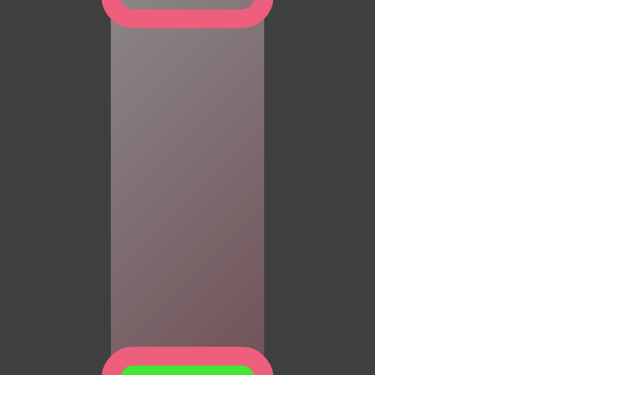
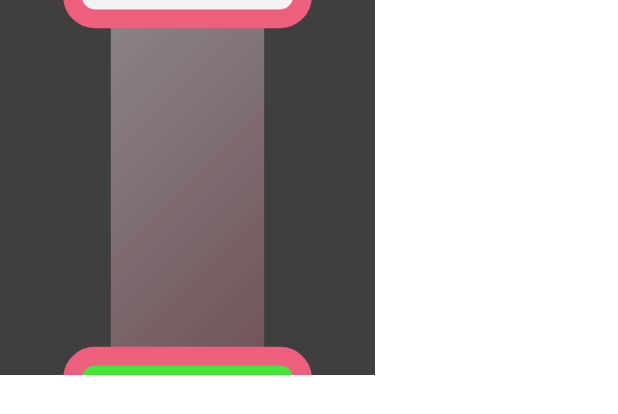
Before and after one commit to kaponero/MyApplication2, an Android app built with Jetpack Compose: the @Preview function Previewarc, on a phone screen of 412 x 824 dp. Shown: the top 414 px of the screen. Run offline under Robolectric (Android 15) with nearby library versions, the phone set to English and light mode, and no system bars.

Commit message:
fixed formula FRCP

```diff
--- a/app/build.gradle
+++ b/app/build.gradle
@@ -73,4 +73,7 @@ dependencies {
 
     //Permissions
     implementation 'com.google.accompanist:accompanist-permissions:0.21.1-beta'
+
+    //Pager
+
 }
--- a/app/src/main/java/com/example/myapplication/presentation/ScreenElements/Barr.kt
+++ b/app/src/main/java/com/example/myapplication/presentation/ScreenElements/Barr.kt
@@ -39,13 +39,13 @@ fun BarIndicator(
     var barBot by remember {
         mutableStateOf(Offset.Zero)
     }
-    var positionValue by remember {
-        mutableStateOf(initialValue)
+    var recTop by remember {
+        mutableStateOf(Offset.Zero)
+    }
+    var barCenter by remember {
+        mutableStateOf(Offset.Zero)
     }
 
-    var ovalCenter by remember {
-        mutableStateOf(Offset.Zero)
-    }
     Box(modifier = modifier){
         Canvas(modifier = Modifier
             .fillMaxSize(),
@@ -61,21 +61,29 @@ fun BarIndicator(
             val esquinas = height/25f
 
             val barThickness = width/20f
-            barTop = Offset(x = width/2f- ancho / 2f, y = height/2f - alto/2f)
-            barBot = Offset(x = width/2f- ancho / 2f, y = height/2f + alto/2f - alto_des)
+
+            var ancho_extremos = ancho*1.5f
 
             var bar_colo: Color = primaryColor
+            var top_colo: Color = primaryColor
+            var bot_colo: Color = primaryColor
+
             var valor = initialValue
+
+            barTop = Offset(x = width/2f- ancho_extremos / 2f, y = height/2f - alto/2f)
+            barBot = Offset(x = width/2f- ancho_extremos / 2f, y = height/2f + alto/2f - alto_des)
+            recTop = Offset(x = width/2f- ancho / 2f, y = height/2f - alto/2f)
+            barCenter = Offset(x = width/2f- ancho/2f , y = height/2f -alto/2f +(valor*(alto-(alto_des*0.5f))/50) )
 
             drawRoundRect(
                 size = Size(
                     width = ancho,
                     height = alto
                 ),
-                topLeft = barTop,
+                topLeft = recTop,
                 cornerRadius = CornerRadius(
-                    x = esquinas.dp.toPx(),
-                    y = esquinas.dp.toPx()
+                    x = esquinas*0.2f.dp.toPx(),
+                    y = esquinas*0.2f.dp.toPx()
                 ),
                 brush = Brush.linearGradient(
                     listOf(
@@ -91,19 +99,43 @@ fun BarIndicator(
                 valor=50
             }
 
-            if (valor<5 || valor>45){
+            if (valor<6 || valor>44){
                 bar_colo = hand_green
+                if (valor<6){
+                    top_colo = hand_green
+                }else
+                    bot_colo = hand_green
             }
-
-            ovalCenter = Offset(x = width/2f- ancho/2f , y = height/2f -alto/2f +(valor*(alto-alto_des)/50) )
 
             drawRoundRect(
                 color = bar_colo,
                 size = Size(
                     width = ancho,
+                    height = alto_des*0.5f
+                ),
+                topLeft = barCenter,
+            )
+
+            drawRoundRect(
+                color = bot_colo,
+                size = Size(
+                    width = ancho_extremos,
                     height = alto_des
                 ),
-                topLeft = ovalCenter,
+                topLeft = barBot,
+                cornerRadius = CornerRadius(
+                    x = esquinas.dp.toPx(),
+                    y = esquinas.dp.toPx()
+                )
+            )
+
+            drawRoundRect(
+                color = top_colo,
+                size = Size(
+                    width = ancho_extremos,
+                    height = alto_des
+                ),
+                topLeft = barTop,
                 cornerRadius = CornerRadius(
                     x = esquinas.dp.toPx(),
                     y = esquinas.dp.toPx()
@@ -116,7 +148,7 @@ fun BarIndicator(
                 ),
                 color = secondaryColor,
                 size = Size(
-                    width = ancho,
+                    width = ancho_extremos,
                     height = alto_des
                 ),
                 topLeft = barBot,
@@ -132,7 +164,7 @@ fun BarIndicator(
                 ),
                 color = secondaryColor,
                 size = Size(
-                    width = ancho,
+                    width = ancho_extremos,
                     height = alto_des
                 ),
                 topLeft = barTop,
```
Also changed, not shown: app/src/main/java/com/example/myapplication/presentation/About.kt (+12 -0 lines), app/src/main/java/com/example/myapplication/presentation/FrequencyScreen.kt (+8 -4 lines), app/src/main/java/com/example/myapplication/presentation/ScreenElements/Arc.kt (+29 -12 lines).
